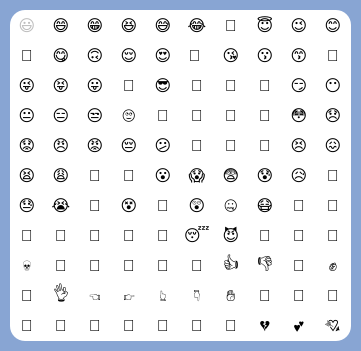
Old version of the form messenger/emoji.ui in the repository ita-social-projects/HTTP_Messenger_Client.
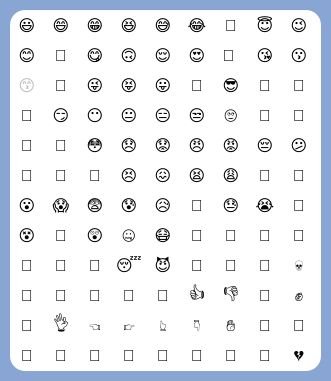
New version of the form.

```diff
--- a/messenger/emoji.ui
+++ b/messenger/emoji.ui
@@ -6,8 +6,8 @@
    <rect>
     <x>0</x>
     <y>0</y>
-    <width>361</width>
-    <height>351</height>
+    <width>331</width>
+    <height>381</height>
    </rect>
   </property>
   <property name="sizePolicy">
@@ -18,14 +18,14 @@
   </property>
   <property name="minimumSize">
    <size>
-    <width>361</width>
-    <height>351</height>
+    <width>331</width>
+    <height>381</height>
    </size>
   </property>
   <property name="maximumSize">
    <size>
-    <width>361</width>
-    <height>351</height>
+    <width>331</width>
+    <height>381</height>
    </size>
   </property>
   <property name="windowTitle">
@@ -39,8 +39,8 @@
     <rect>
      <x>10</x>
      <y>10</y>
-     <width>341</width>
-     <height>331</height>
+     <width>311</width>
+     <height>361</height>
     </rect>
    </property>
    <property name="sizePolicy">
@@ -51,14 +51,14 @@
    </property>
    <property name="minimumSize">
     <size>
-     <width>341</width>
-     <height>331</height>
+     <width>311</width>
+     <height>361</height>
     </size>
    </property>
    <property name="maximumSize">
     <size>
-     <width>341</width>
-     <height>331</height>
+     <width>311</width>
+     <height>361</height>
     </size>
    </property>
    <property name="font">
@@ -110,7 +110,7 @@
     <bool>true</bool>
    </property>
    <property name="columnCount">
-    <number>10</number>
+    <number>9</number>
    </property>
    <attribute name="horizontalHeaderVisible">
     <bool>false</bool>
@@ -191,6 +191,11 @@
      <string/>
     </property>
    </row>
+   <row>
+    <property name="text">
+     <string/>
+    </property>
+   </row>
    <column>
     <property name="text">
      <string/>
@@ -232,7 +237,6 @@
     </property>
    </column>
    <column/>
-   <column/>
    <item row="0" column="0">
     <property name="text">
      <string>😃</string>
@@ -240,9 +244,6 @@
     <property name="textAlignment">
      <set>AlignCenter</set>
     </property>
-    <property name="flags">
-     <set>ItemIsSelectable</set>
-    </property>
    </item>
    <item row="0" column="1">
     <property name="text">
@@ -308,17 +309,9 @@
      <set>AlignCenter</set>
     </property>
    </item>
-   <item row="0" column="9">
-    <property name="text">
-     <string>😊</string>
-    </property>
-    <property name="textAlignment">
-     <set>AlignCenter</set>
-    </property>
-   </item>
    <item row="1" column="0">
     <property name="text">
-     <string>🙂</string>
+     <string>😊</string>
     </property>
     <property name="textAlignment">
      <set>AlignCenter</set>
@@ -326,7 +319,7 @@
    </item>
    <item row="1" column="1">
     <property name="text">
-     <string>😋</string>
+     <string>🙂</string>
     </property>
     <property name="textAlignment">
      <set>AlignCenter</set>
@@ -334,7 +327,7 @@
    </item>
    <item row="1" column="2">
     <property name="text">
-     <string>🙃</string>
+     <string>😋</string>
     </property>
     <property name="textAlignment">
      <set>AlignCenter</set>
@@ -342,7 +335,7 @@
    </item>
    <item row="1" column="3">
     <property name="text">
-     <string>😌</string>
+     <string>🙃</string>
     </property>
     <property name="textAlignment">
      <set>AlignCenter</set>
@@ -350,7 +343,7 @@
    </item>
    <item row="1" column="4">
     <property name="text">
-     <string>😍</string>
+     <string>😌</string>
     </property>
     <property name="textAlignment">
      <set>AlignCenter</set>
@@ -358,7 +351,7 @@
    </item>
    <item row="1" column="5">
     <property name="text">
-     <string>🥰 </string>
+     <string>😍</string>
     </property>
     <property name="textAlignment">
      <set>AlignCenter</set>
@@ -366,7 +359,7 @@
    </item>
    <item row="1" column="6">
     <property name="text">
-     <string>😘</string>
+     <string>🥰 </string>
     </property>
     <property name="textAlignment">
      <set>AlignCenter</set>
@@ -374,7 +367,7 @@
    </item>
    <item row="1" column="7">
     <property name="text">
-     <string>😗</string>
+     <string>😘</string>
     </property>
     <property name="textAlignment">
      <set>AlignCenter</set>
@@ -382,13 +375,24 @@
    </item>
    <item row="1" column="8">
     <property name="text">
+     <string>😗</string>
+    </property>
+    <property name="textAlignment">
+     <set>AlignCenter</set>
+    </property>
+   </item>
+   <item row="2" column="0">
+    <property name="text">
      <string>😙</string>
     </property>
     <property name="textAlignment">
      <set>AlignCenter</set>
     </property>
+    <property name="flags">
+     <set>ItemIsSelectable</set>
+    </property>
    </item>
-   <item row="1" column="9">
+   <item row="2" column="1">
     <property name="text">
      <string>🤪</string>
     </property>
@@ -396,7 +400,7 @@
      <set>AlignCenter</set>
     </property>
    </item>
-   <item row="2" column="0">
+   <item row="2" column="2">
     <property name="text">
      <string>😜</string>
     </property>
@@ -404,7 +408,7 @@
      <set>AlignCenter</set>
     </property>
    </item>
-   <item row="2" column="1">
+   <item row="2" column="3">
     <property name="text">
      <string>😝</string>
     </property>
@@ -412,7 +416,7 @@
      <set>AlignCenter</set>
     </property>
    </item>
-   <item row="2" column="2">
+   <item row="2" column="4">
     <property name="text">
      <string>😛</string>
     </property>
@@ -420,7 +424,7 @@
      <set>AlignCenter</set>
     </property>
    </item>
-   <item row="2" column="3">
+   <item row="2" column="5">
     <property name="text">
      <string>🤑</string>
     </property>
@@ -428,7 +432,7 @@
      <set>AlignCenter</set>
     </property>
    </item>
-   <item row="2" column="4">
+   <item row="2" column="6">
     <property name="text">
      <string>😎</string>
     </property>
@@ -436,7 +440,7 @@
      <set>AlignCenter</set>
     </property>
    </item>
-   <item row="2" column="5">
+   <item row="2" column="7">
     <property name="text">
      <string>🧐</string>
     </property>
@@ -444,7 +448,7 @@
      <set>AlignCenter</set>
     </property>
    </item>
-   <item row="2" column="6">
+   <item row="2" column="8">
     <property name="text">
      <string>🥳</string>
     </property>
@@ -452,7 +456,7 @@
      <set>AlignCenter</set>
     </property>
    </item>
-   <item row="2" column="7">
+   <item row="3" column="0">
     <property name="text">
      <string>🤗</string>
     </property>
@@ -460,7 +464,7 @@
      <set>AlignCenter</set>
     </property>
    </item>
-   <item row="2" column="8">
+   <item row="3" column="1">
     <property name="text">
      <string>😏</string>
     </property>
@@ -468,7 +472,7 @@
      <set>AlignCenter</set>
     </property>
    </item>
-   <item row="2" column="9">
+   <item row="3" column="2">
     <property name="text">
      <string>😶</string>
     </property>
@@ -476,7 +480,7 @@
      <set>AlignCenter</set>
     </property>
    </item>
-   <item row="3" column="0">
+   <item row="3" column="3">
     <property name="text">
      <string>😐</string>
     </property>
@@ -484,7 +488,7 @@
      <set>AlignCenter</set>
     </property>
    </item>
-   <item row="3" column="1">
+   <item row="3" column="4">
     <property name="text">
      <string>😑</string>
     </property>
@@ -492,7 +496,7 @@
      <set>AlignCenter</set>
     </property>
    </item>
-   <item row="3" column="2">
+   <item row="3" column="5">
     <property name="text">
      <string>😒</string>
     </property>
@@ -500,7 +504,7 @@
      <set>AlignCenter</set>
     </property>
    </item>
-   <item row="3" column="3">
+   <item row="3" column="6">
     <property name="text">
      <string>🙄</string>
     </property>
@@ -508,7 +512,7 @@
      <set>AlignCenter</set>
     </property>
    </item>
-   <item row="3" column="4">
+   <item row="3" column="7">
     <property name="text">
      <string>🤨</string>
     </property>
@@ -516,7 +520,7 @@
      <set>AlignCenter</set>
     </property>
    </item>
-   <item row="3" column="5">
+   <item row="3" column="8">
     <property name="text">
      <string>🤔</string>
     </property>
@@ -524,7 +528,7 @@
      <set>AlignCenter</set>
     </property>
    </item>
-   <item row="3" column="6">
+   <item row="4" column="0">
     <property name="text">
      <string>🤫</string>
     </property>
@@ -532,7 +536,7 @@
      <set>AlignCenter</set>
     </property>
    </item>
-   <item row="3" column="7">
+   <item row="4" column="1">
     <property name="text">
      <string>🤭</string>
     </property>
@@ -540,7 +544,7 @@
      <set>AlignCenter</set>
     </property>
    </item>
-   <item row="3" column="8">
+   <item row="4" column="2">
     <property name="text">
      <string>😳</string>
     </property>
@@ -548,7 +552,7 @@
      <set>AlignCenter</set>
     </property>
    </item>
-   <item row="3" column="9">
+   <item row="4" column="3">
     <property name="text">
      <string>😞</string>
     </property>
@@ -556,7 +560,7 @@
      <set>AlignCenter</set>
     </property>
    </item>
-   <item row="4" column="0">
+   <item row="4" column="4">
     <property name="text">
      <string>😟</string>
     </property>
@@ -564,7 +568,7 @@
      <set>AlignCenter</set>
     </property>
    </item>
-   <item row="4" column="1">
+   <item row="4" column="5">
     <property name="text">
      <string>😠</string>
     </property>
@@ -572,7 +576,7 @@
      <set>AlignCenter</set>
     </property>
    </item>
-   <item row="4" column="2">
+   <item row="4" column="6">
     <property name="text">
      <string>😡</string>
     </property>
@@ -580,7 +584,7 @@
      <set>AlignCenter</set>
     </property>
    </item>
-   <item row="4" column="3">
+   <item row="4" column="7">
     <property name="text">
      <string>😔</string>
     </property>
@@ -588,7 +592,7 @@
      <set>AlignCenter</set>
     </property>
    </item>
-   <item row="4" column="4">
+   <item row="4" column="8">
     <property name="text">
      <string>😕</string>
     </property>
@@ -596,7 +600,7 @@
      <set>AlignCenter</set>
     </property>
    </item>
-   <item row="4" column="5">
+   <item row="5" column="0">
     <property name="text">
      <string>🙁</string>
     </property>
@@ -604,7 +608,7 @@
      <set>AlignCenter</set>
     </property>
    </item>
-   <item row="4" column="6">
+   <item row="5" column="1">
     <property name="text">
      <string>😬</string>
     </property>
@@ -612,7 +616,7 @@
      <set>AlignCenter</set>
     </property>
    </item>
-   <item row="4" column="7">
+   <item row="5" column="2">
     <property name="text">
      <string>🥺</string>
     </property>
@@ -620,7 +624,7 @@
      <set>AlignCenter</set>
     </property>
    </item>
-   <item row="4" column="8">
+   <item row="5" column="3">
     <property name="text">
      <string>😣</string>
     </property>
@@ -628,7 +632,7 @@
      <set>AlignCenter</set>
     </property>
    </item>
-   <item row="4" column="9">
+   <item row="5" column="4">
     <property name="text">
      <string>😖</string>
     </property>
@@ -636,7 +640,7 @@
      <set>AlignCenter</set>
     </property>
    </item>
-   <item row="5" column="0">
+   <item row="5" column="5">
     <property name="text">
      <string>😫</string>
     </property>
@@ -644,7 +648,7 @@
      <set>AlignCenter</set>
     </property>
    </item>
-   <item row="5" column="1">
+   <item row="5" column="6">
     <property name="text">
      <string>😩</string>
     </property>
@@ -652,7 +656,7 @@
      <set>AlignCenter</set>
     </property>
    </item>
-   <item row="5" column="2">
+   <item row="5" column="7">
     <property name="text">
      <string>🥱</string>
     </property>
@@ -660,7 +664,7 @@
      <set>AlignCenter</set>
     </property>
    </item>
-   <item row="5" column="3">
+   <item row="5" column="8">
     <property name="text">
      <string>😤</string>
     </property>
@@ -668,7 +672,7 @@
      <set>AlignCenter</set>
     </property>
    </item>
-   <item row="5" column="4">
+   <item row="6" column="0">
     <property name="text">
      <string>😮</string>
     </property>
@@ -676,7 +680,7 @@
      <set>AlignCenter</set>
     </property>
    </item>
-   <item row="5" column="5">
+   <item row="6" column="1">
     <property name="text">
      <string>😱</string>
     </property>
@@ -684,7 +688,7 @@
      <set>AlignCenter</set>
     </property>
    </item>
-   <item row="5" column="6">
+   <item row="6" column="2">
     <property name="text">
      <string>😨</string>
     </property>
@@ -692,7 +696,7 @@
      <set>AlignCenter</set>
     </property>
    </item>
-   <item row="5" column="7">
+   <item row="6" column="3">
     <property name="text">
      <string>😰</string>
     </property>
@@ -700,7 +704,7 @@
      <set>AlignCenter</set>
     </property>
    </item>
-   <item row="5" column="8">
+   <item row="6" column="4">
     <property name="text">
      <string>😥</string>
     </property>
@@ -708,7 +712,7 @@
      <set>AlignCenter</set>
     </property>
    </item>
-   <item row="5" column="9">
+   <item row="6" column="5">
     <property name="text">
      <string>🤤</string>
     </property>
@@ -716,7 +720,7 @@
      <set>AlignCenter</set>
     </property>
    </item>
-   <item row="6" column="0">
+   <item row="6" column="6">
     <property name="text">
      <string>😓</string>
     </property>
@@ -724,7 +728,7 @@
      <set>AlignCenter</set>
     </property>
    </item>
-   <item row="6" column="1">
+   <item row="6" column="7">
     <property name="text">
      <string>😭</string>
     </property>
@@ -732,7 +736,7 @@
      <set>AlignCenter</set>
     </property>
    </item>
-   <item row="6" column="2">
+   <item row="6" column="8">
     <property name="text">
      <string>🤩</string>
     </property>
@@ -740,7 +744,7 @@
      <set>AlignCenter</set>
     </property>
    </item>
-   <item row="6" column="3">
+   <item row="7" column="0">
     <property name="text">
      <string>😵</string>
     </property>
@@ -748,7 +752,7 @@
      <set>AlignCenter</set>
     </property>
    </item>
-   <item row="6" column="4">
+   <item row="7" column="1">
     <property name="text">
      <string>🥴</string>
     </property>
@@ -756,7 +760,7 @@
      <set>AlignCenter</set>
     </property>
    </item>
-   <item row="6" column="5">
+   <item row="7" column="2">
     <property name="text">
      <string>😲</string>
     </property>
@@ -764,7 +768,7 @@
      <set>AlignCenter</set>
     </property>
    </item>
-   <item row="6" column="6">
+   <item row="7" column="3">
     <property name="text">
      <string>🤐</string>
     </property>
@@ -772,7 +776,7 @@
      <set>AlignCenter</set>
     </property>
    </item>
-   <item row="6" column="7">
+   <item row="7" column="4">
     <property name="text">
      <string>😷</string>
     </property>
@@ -780,7 +784,7 @@
      <set>AlignCenter</set>
     </property>
    </item>
-   <item row="6" column="8">
+   <item row="7" column="5">
     <property name="text">
      <string>🤕</string>
     </property>
@@ -788,7 +792,7 @@
      <set>AlignCenter</set>
     </property>
    </item>
-   <item row="6" column="9">
+   <item row="7" column="6">
     <property name="text">
      <string>🤒</string>
     </property>
@@ -796,7 +800,7 @@
      <set>AlignCenter</set>
     </property>
    </item>
-   <item row="7" column="0">
+   <item row="7" column="7">
     <property name="text">
      <string>🤮</string>
     </property>
@@ -804,7 +808,7 @@
      <set>AlignCenter</set>
     </property>
    </item>
-   <item row="7" column="1">
+   <item row="7" column="8">
     <property name="text">
      <string>🤢</string>
     </property>
@@ -812,7 +816,7 @@
      <set>AlignCenter</set>
     </property>
    </item>
-   <item row="7" column="2">
+   <item row="8" column="0">
     <property name="text">
      <string>🤧</string>
     </property>
@@ -820,7 +824,7 @@
      <set>AlignCenter</set>
     </property>
    </item>
-   <item row="7" column="3">
+   <item row="8" column="1">
     <property name="text">
      <string>🥵</string>
     </property>
@@ -828,7 +832,7 @@
      <set>AlignCenter</set>
     </property>
    </item>
-   <item row="7" column="4">
+   <item row="8" column="2">
     <property name="text">
      <string>🥶</string>
     </property>
@@ -836,7 +840,7 @@
      <set>AlignCenter</set>
     </property>
    </item>
-   <item row="7" column="5">
+   <item row="8" column="3">
     <property name="text">
      <string>😴</string>
     </property>
@@ -844,7 +848,7 @@
      <set>AlignCenter</set>
     </property>
    </item>
-   <item row="7" column="6">
+   <item row="8" column="4">
     <property name="text">
      <string>😈</string>
     </property>
@@ -852,7 +856,7 @@
      <set>AlignCenter</set>
     </property>
    </item>
-   <item row="7" column="7">
+   <item row="8" column="5">
     <property name="text">
      <string>👿</string>
     </property>
@@ -860,7 +864,7 @@
      <set>AlignCenter</set>
     </property>
    </item>
-   <item row="7" column="8">
+   <item row="8" column="6">
     <property name="text">
      <string>💩</string>
     </property>
@@ -868,7 +872,7 @@
      <set>AlignCenter</set>
     </property>
    </item>
-   <item row="7" column="9">
+   <item row="8" column="7">
     <property name="text">
      <string>👻</string>
     </property>
@@ -876,7 +880,7 @@
      <set>AlignCenter</set>
     </property>
    </item>
-   <item row="8" column="0">
+   <item row="8" column="8">
     <property name="text">
      <string>💀</string>
     </property>
@@ -884,7 +888,7 @@
      <set>AlignCenter</set>
     </property>
    </item>
-   <item row="8" column="1">
+   <item row="9" column="0">
     <property name="text">
      <string>🎃</string>
     </property>
@@ -892,7 +896,7 @@
      <set>AlignCenter</set>
     </property>
    </item>
-   <item row="8" column="2">
+   <item row="9" column="1">
     <property name="text">
      <string>🤡</string>
     </property>
@@ -900,7 +904,7 @@
      <set>AlignCenter</set>
     </property>
    </item>
-   <item row="8" column="3">
+   <item row="9" column="2">
     <property name="text">
      <string>👀</string>
     </property>
@@ -908,7 +912,7 @@
      <set>AlignCenter</set>
     </property>
    </item>
-   <item row="8" column="4">
+   <item row="9" column="3">
     <property name="text">
      <string>🙏</string>
     </property>
@@ -916,7 +920,7 @@
      <set>AlignCenter</set>
     </property>
    </item>
-   <item row="8" column="5">
+   <item row="9" column="4">
     <property name="text">
      <string>🤝</string>
     </property>
@@ -924,7 +928,7 @@
      <set>AlignCenter</set>
     </property>
    </item>
-   <item row="8" column="6">
+   <item row="9" column="5">
     <property name="text">
      <string>👍</string>
     </property>
@@ -932,7 +936,7 @@
      <set>AlignCenter</set>
     </property>
    </item>
-   <item row="8" column="7">
+   <item row="9" column="6">
     <property name="text">
      <string>👎</string>
     </property>
@@ -940,7 +944,7 @@
      <set>AlignCenter</set>
     </property>
    </item>
-   <item row="8" column="8">
+   <item row="9" column="7">
     <property name="text">
      <string>👊</string>
     </property>
@@ -948,7 +952,7 @@
      <set>AlignCenter</set>
     </property>
    </item>
-   <item row="8" column="9">
+   <item row="9" column="8">
     <property name="text">
      <string>✊</string>
     </property>
@@ -956,7 +960,7 @@
      <set>AlignCenter</set>
     </property>
    </item>
-   <item row="9" column="0">
+   <item row="10" column="0">
     <property name="text">
      <string>🤟</string>
     </property>
@@ -964,7 +968,7 @@
      <set>AlignCenter</set>
     </property>
    </item>
-   <item row="9" column="1">
+   <item row="10" column="1">
     <property name="text">
      <string>👌</string>
     </property>
@@ -972,7 +976,7 @@
      <set>AlignCenter</set>
     </property>
    </item>
-   <item row="9" column="2">
+   <item row="10" column="2">
     <property name="text">
      <string>👈</string>
     </property>
@@ -980,7 +984,7 @@
      <set>AlignCenter</set>
     </property>
    </item>
-   <item row="9" column="3">
+   <item row="10" column="3">
     <property name="text">
      <string>👉</string>
     </property>
@@ -988,7 +992,7 @@
      <set>AlignCenter</set>
     </property>
    </item>
-   <item row="9" column="4">
+   <item row="10" column="4">
     <property name="text">
      <string>👆</string>
     </property>
@@ -996,7 +1000,7 @@
      <set>AlignCenter</set>
     </property>
    </item>
-   <item row="9" column="5">
+   <item row="10" column="5">
     <property name="text">
      <string>👇</string>
     </property>
@@ -1004,7 +1008,7 @@
      <set>AlignCenter</set>
     </property>
    </item>
-   <item row="9" column="6">
+   <item row="10" column="6">
     <property name="text">
      <string>✋</string>
     </property>
@@ -1012,7 +1016,7 @@
      <set>AlignCenter</set>
     </property>
    </item>
-   <item row="9" column="7">
+   <item row="10" column="7">
     <property name="text">
      <string>🤙</string>
     </property>
@@ -1020,7 +1024,7 @@
      <set>AlignCenter</set>
     </property>
    </item>
-   <item row="9" column="8">
+   <item row="10" column="8">
     <property name="text">
      <string>🖕</string>
     </property>
@@ -1028,7 +1032,7 @@
      <set>AlignCenter</set>
     </property>
    </item>
-   <item row="9" column="9">
+   <item row="11" column="0">
     <property name="text">
      <string>👋</string>
     </property>
@@ -1036,7 +1040,7 @@
      <set>AlignCenter</set>
     </property>
    </item>
-   <item row="10" column="0">
+   <item row="11" column="1">
     <property name="text">
      <string>👏</string>
     </property>
@@ -1044,7 +1048,7 @@
      <set>AlignCenter</set>
     </property>
    </item>
-   <item row="10" column="1">
+   <item row="11" column="2">
     <property name="text">
      <string>🧡</string>
     </property>
@@ -1052,7 +1056,7 @@
      <set>AlignCenter</set>
     </property>
    </item>
-   <item row="10" column="2">
+   <item row="11" column="3">
     <property name="text">
      <string>💛</string>
     </property>
@@ -1060,7 +1064,7 @@
      <set>AlignCenter</set>
     </property>
    </item>
-   <item row="10" column="3">
+   <item row="11" column="4">
     <property name="text">
      <string>💚</string>
     </property>
@@ -1068,7 +1072,7 @@
      <set>AlignCenter</set>
     </property>
    </item>
-   <item row="10" column="4">
+   <item row="11" column="5">
     <property name="text">
      <string>💙</string>
     </property>
@@ -1076,7 +1080,7 @@
      <set>AlignCenter</set>
     </property>
    </item>
-   <item row="10" column="5">
+   <item row="11" column="6">
     <property name="text">
      <string>🖤</string>
     </property>
@@ -1084,7 +1088,7 @@
      <set>AlignCenter</set>
     </property>
    </item>
-   <item row="10" column="6">
+   <item row="11" column="7">
     <property name="text">
      <string>🤍</string>
     </property>
@@ -1092,7 +1096,7 @@
      <set>AlignCenter</set>
     </property>
    </item>
-   <item row="10" column="7">
+   <item row="11" column="8">
     <property name="text">
      <string>💔</string>
     </property>
@@ -1100,22 +1104,6 @@
      <set>AlignCenter</set>
     </property>
    </item>
-   <item row="10" column="8">
-    <property name="text">
-     <string>💕</string>
-    </property>
-    <property name="textAlignment">
-     <set>AlignCenter</set>
-    </property>
-   </item>
-   <item row="10" column="9">
-    <property name="text">
-     <string>💘</string>
-    </property>
-    <property name="textAlignment">
-     <set>AlignCenter</set>
-    </property>
-   </item>
   </widget>
  </widget>
  <resources/>
```
